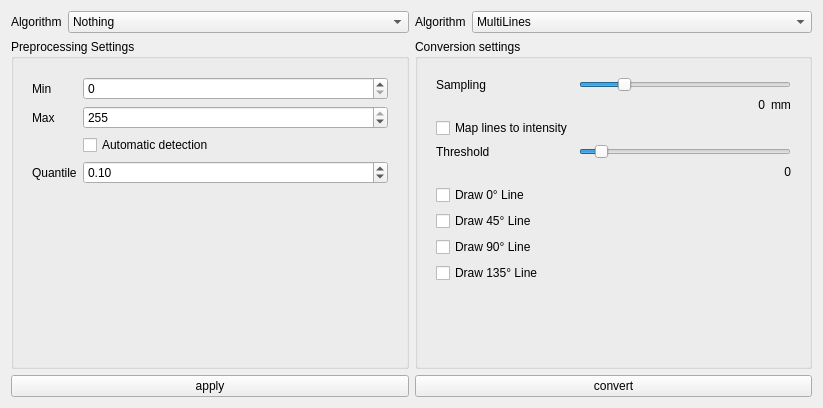
Before: the Qt Designer form PC/VPlotter/convertform.ui in rottaca/VPlotter, drawn with Qt 5.
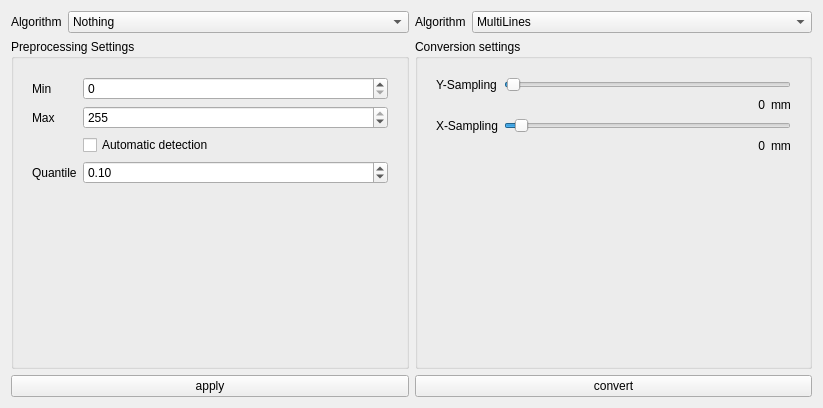
After: the same form once the commit is applied. The open tabs and pages were chosen to show the change.

Patch:
```diff
--- a/PC/VPlotter/convertform.ui
+++ b/PC/VPlotter/convertform.ui
@@ -412,6 +412,125 @@
             </item>
            </layout>
           </widget>
+          <widget class="QWidget" name="page_7">
+           <layout class="QFormLayout" name="formLayout_6">
+            <item row="4" column="0">
+             <widget class="QLabel" name="label_5">
+              <property name="text">
+               <string>X-Sampling</string>
+              </property>
+              <property name="indent">
+               <number>-5</number>
+              </property>
+             </widget>
+            </item>
+            <item row="4" column="1">
+             <widget class="QSlider" name="hs_sin_x_sampling">
+              <property name="minimum">
+               <number>2</number>
+              </property>
+              <property name="maximum">
+               <number>500</number>
+              </property>
+              <property name="value">
+               <number>20</number>
+              </property>
+              <property name="orientation">
+               <enum>Qt::Horizontal</enum>
+              </property>
+             </widget>
+            </item>
+            <item row="1" column="1">
+             <widget class="QSlider" name="hs_sin_y_sampling">
+              <property name="minimum">
+               <number>2</number>
+              </property>
+              <property name="maximum">
+               <number>500</number>
+              </property>
+              <property name="value">
+               <number>5</number>
+              </property>
+              <property name="orientation">
+               <enum>Qt::Horizontal</enum>
+              </property>
+             </widget>
+            </item>
+            <item row="1" column="0">
+             <widget class="QLabel" name="label_6">
+              <property name="text">
+               <string>Y-Sampling</string>
+              </property>
+             </widget>
+            </item>
+            <item row="2" column="1">
+             <layout class="QHBoxLayout" name="horizontalLayout_7">
+              <item>
+               <widget class="QLabel" name="label_17">
+                <property name="text">
+                 <string>0</string>
+                </property>
+                <property name="alignment">
+                 <set>Qt::AlignRight|Qt::AlignTrailing|Qt::AlignVCenter</set>
+                </property>
+                <property name="indent">
+                 <number>-5</number>
+                </property>
+               </widget>
+              </item>
+              <item>
+               <widget class="QLabel" name="label_16">
+                <property name="sizePolicy">
+                 <sizepolicy hsizetype="Maximum" vsizetype="Preferred">
+                  <horstretch>0</horstretch>
+                  <verstretch>0</verstretch>
+                 </sizepolicy>
+                </property>
+                <property name="text">
+                 <string>mm</string>
+                </property>
+                <property name="indent">
+                 <number>-5</number>
+                </property>
+               </widget>
+              </item>
+             </layout>
+            </item>
+            <item row="5" column="1">
+             <layout class="QHBoxLayout" name="horizontalLayout_8">
+              <item>
+               <widget class="QLabel" name="label_18">
+                <property name="text">
+                 <string>0</string>
+                </property>
+                <property name="alignment">
+                 <set>Qt::AlignRight|Qt::AlignTrailing|Qt::AlignVCenter</set>
+                </property>
+                <property name="indent">
+                 <number>-5</number>
+                </property>
+               </widget>
+              </item>
+              <item>
+               <widget class="QLabel" name="label_19">
+                <property name="sizePolicy">
+                 <sizepolicy hsizetype="Maximum" vsizetype="Preferred">
+                  <horstretch>0</horstretch>
+                  <verstretch>0</verstretch>
+                 </sizepolicy>
+                </property>
+                <property name="text">
+                 <string>mm</string>
+                </property>
+                <property name="indent">
+                 <number>-5</number>
+                </property>
+               </widget>
+              </item>
+             </layout>
+            </item>
+           </layout>
+          </widget>
          </widget>
         </item>
        </layout>
```
Left out of the diff: 85 changed lines with no effect on the pictures.
